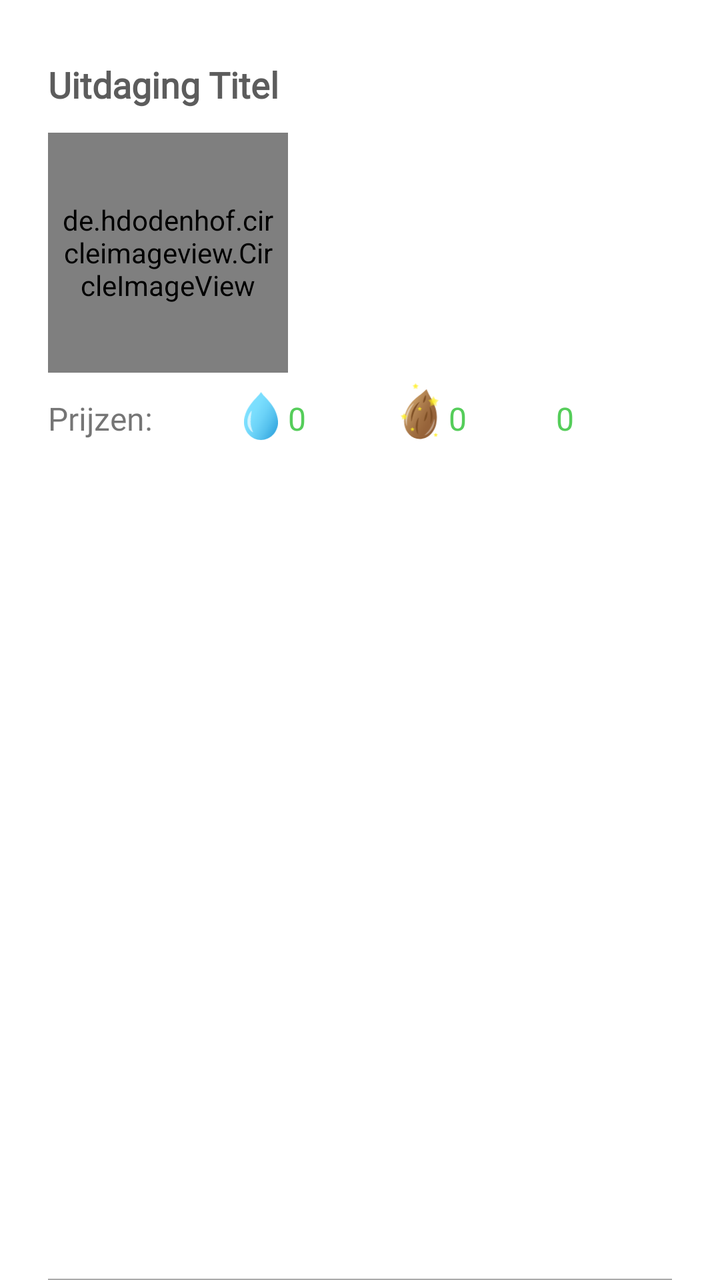
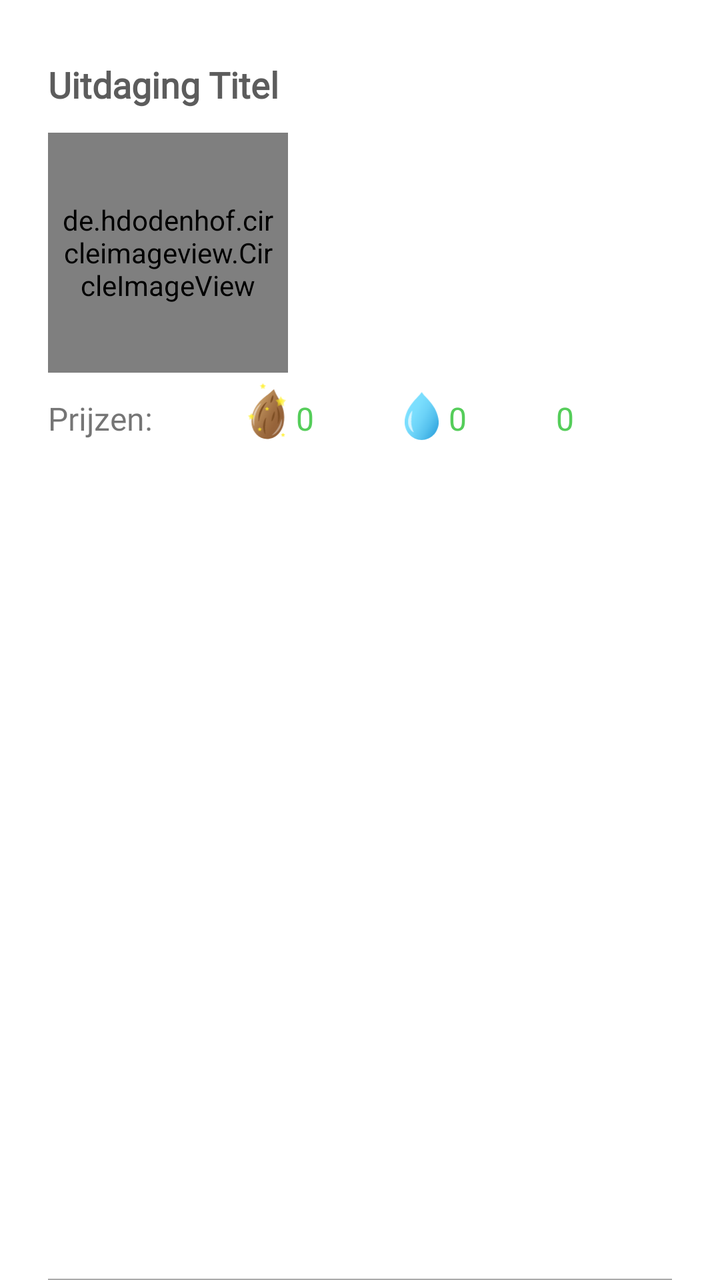

Screens rendered from an Android XML layout before and after an edit, with the pre-edit source and the edit as a unified diff.
<!-- AndroidManifest.xml: application theme Theme.Floro -->
<!-- res/layout/uitdagingen_row_image.xml -->
<?xml version="1.0" encoding="utf-8"?>
<androidx.constraintlayout.widget.ConstraintLayout xmlns:android="http://schemas.android.com/apk/res/android"
    xmlns:app="http://schemas.android.com/apk/res-auto"
    xmlns:tools="http://schemas.android.com/tools"
    android:layout_width="match_parent"
    android:layout_height="wrap_content">

    <FrameLayout
        android:id="@+id/frameLayout"
        android:layout_width="0dp"
        android:layout_height="wrap_content"
        android:paddingVertical="30dp"
        app:layout_constraintEnd_toStartOf="@+id/guideline2"
        app:layout_constraintStart_toStartOf="parent"
        app:layout_constraintTop_toTopOf="parent">

        <androidx.constraintlayout.widget.ConstraintLayout
            android:id="@+id/constraintLayout1"
            android:layout_width="match_parent"
            android:layout_height="wrap_content">


            <LinearLayout
                android:id="@+id/linearLayout"
                android:layout_width="wrap_content"
                android:layout_height="wrap_content"
                android:gravity="bottom"
                android:orientation="horizontal"
                app:layout_constraintBottom_toBottomOf="@+id/prijzenText"
                app:layout_constraintEnd_toStartOf="@+id/linearLayout2"
                app:layout_constraintHorizontal_bias="0.5"
                app:layout_constraintHorizontal_chainStyle="spread"
                app:layout_constraintStart_toEndOf="@+id/prijzenText">

                <ImageView
                    android:id="@+id/dropletImage"
                    android:layout_width="wrap_content"
                    android:layout_height="24dp"
                    android:paddingEnd="4dp"
                    app:srcCompat="@drawable/ic_droplet_small" />

                <TextView
                    android:id="@+id/prijs2Text"
                    android:layout_width="wrap_content"
                    android:layout_height="wrap_content"
                    android:fontFamily="@font/opensans_regular"
                    android:text="0"
                    android:textColor="@color/floro_bright_green"
                    android:textSize="16sp" />

            </LinearLayout>

            <LinearLayout
                android:id="@+id/linearLayout2"
                android:layout_width="wrap_content"
                android:layout_height="wrap_content"
                android:gravity="bottom"
                android:orientation="horizontal"
                app:layout_constraintBottom_toBottomOf="@+id/prijzenText"
                app:layout_constraintEnd_toStartOf="@+id/prijs3Text"
                app:layout_constraintHorizontal_bias="0.5"
                app:layout_constraintStart_toEndOf="@+id/linearLayout">

                <ImageView
                    android:id="@+id/seedImage"
                    android:layout_width="wrap_content"
                    android:layout_height="30dp"
                    android:paddingEnd="2dp"
                    app:srcCompat="@drawable/ic_seed_small" />

                <TextView
                    android:id="@+id/prijs1Text"
                    android:layout_width="wrap_content"
                    android:layout_height="wrap_content"
                    android:fontFamily="@font/opensans_regular"
                    android:text="0"
                    android:textColor="@color/floro_bright_green"
                    android:textSize="16sp" />

            </LinearLayout>

            <TextView
                android:id="@+id/prijs3Text"
                android:layout_width="wrap_content"
                android:layout_height="wrap_content"
                android:fontFamily="@font/opensans_regular"
                android:text="0"
                android:textColor="@color/floro_bright_green"
                android:textSize="16sp"
                app:layout_constraintBottom_toBottomOf="@+id/prijzenText"
                app:layout_constraintEnd_toEndOf="parent"
                app:layout_constraintHorizontal_bias="0.5"
                app:layout_constraintStart_toEndOf="@+id/linearLayout2" />

            <TextView
                android:id="@+id/uitdagingTitle"
                android:layout_width="wrap_content"
                android:layout_height="wrap_content"
                android:fontFamily="@font/opensans_bold"
                android:text="Uitdaging Titel"
                android:textColor="@color/dark_gray"
                android:textSize="18sp"
                android:textStyle="bold"
                app:layout_constraintStart_toStartOf="@+id/prijzenText"
                app:layout_constraintTop_toTopOf="parent" />

            <TextView
                android:id="@+id/prijzenText"
                android:layout_width="wrap_content"
                android:layout_height="wrap_content"
                android:layout_marginStart="24dp"
                android:layout_marginTop="12dp"
                android:fontFamily="@font/opensans_regular"
                android:text="Prijzen:"
                android:textSize="16sp"
                app:layout_constraintBottom_toBottomOf="parent"
                app:layout_constraintStart_toStartOf="parent"
                app:layout_constraintTop_toBottomOf="@+id/uitdagingImageView" />

            <de.hdodenhof.circleimageview.CircleImageView
                android:id="@+id/uitdagingImageView"
                android:layout_width="120dp"
                android:layout_height="120dp"
                android:layout_marginTop="12dp"
                android:padding="5dp"
                app:civ_border_color="@color/floro_bright_green"
                app:civ_border_width="1.5dp"
                app:layout_constraintStart_toStartOf="@+id/prijzenText"
                app:layout_constraintTop_toBottomOf="@+id/uitdagingTitle" />


        </androidx.constraintlayout.widget.ConstraintLayout>
    </FrameLayout>

    <View
        android:layout_width="match_parent"
        android:layout_height="0.5dp"
        android:layout_marginStart="24dp"
        android:layout_marginEnd="24dp"
        android:background="@android:color/darker_gray"
        app:layout_constraintBottom_toBottomOf="parent"
        app:layout_constraintEnd_toEndOf="parent"
        app:layout_constraintStart_toStartOf="parent" />

    <androidx.constraintlayout.widget.Guideline
        android:id="@+id/guideline2"
        android:layout_width="wrap_content"
        android:layout_height="wrap_content"
        android:orientation="vertical"
        app:layout_constraintGuide_percent="0.92" />

</androidx.constraintlayout.widget.ConstraintLayout>
<!-- resources referenced by this layout -->
<resources>
  <color name="dark_gray">#5c5c5c</color>
  <color name="floro_bright_green">#55cd5a</color>
  <!-- drawable ic_droplet_small (drawable) -->
  <vector xmlns:android="http://schemas.android.com/apk/res/android"
      xmlns:aapt="http://schemas.android.com/aapt"
      android:width="19dp"
      android:height="27dp"
      android:viewportWidth="19"
      android:viewportHeight="27">
    <group>
      <clip-path
          android:pathData="M0,0h19v27h-19z"/>
      <path
          android:pathData="M9.5111,27C14.7532,27 19.0221,22.603 19.0221,17.1526C19.0221,8.061 11.0151,2.9083 9.5111,-0.0229C8.007,2.9313 0,8.0839 0,17.1755C0,22.603 4.2468,27 9.5111,27Z">
        <aapt:attr name="android:fillColor">
          <gradient 
              android:startY="9.72744"
              android:startX="1.91015"
              android:endY="19.3895"
              android:endX="19.2371"
              android:type="linear">
            <item android:offset="0" android:color="#FF7DE0FF"/>
            <item android:offset="0.2312" android:color="#FF79DDFD"/>
            <item android:offset="0.473" android:color="#FF6CD3F8"/>
            <item android:offset="0.7199" android:color="#FF57C3EF"/>
            <item android:offset="0.9687" android:color="#FF3AACE3"/>
            <item android:offset="1" android:color="#FF36A9E1"/>
          </gradient>
        </aapt:attr>
      </path>
      <path
          android:pathData="M5.0651,22.763C4.0698,22.2363 3.2514,21.3203 2.6984,20.2898C2.1455,19.2363 1.8579,17.9997 1.8579,16.7859C1.8579,16.4882 1.88,16.1905 1.9022,15.8928C1.9464,15.5951 1.9685,15.3203 2.0349,15.0455C2.1233,14.4959 2.2782,13.9004 2.4772,13.3737C2.8754,12.2745 3.4505,11.2669 4.2688,10.4653C4.114,11.6104 3.9371,12.6638 3.8265,13.7172C3.8044,13.9692 3.7822,14.244 3.7601,14.4959L3.7159,15.2745C3.6938,15.5493 3.6716,15.8012 3.6716,16.0531C3.6495,16.305 3.6495,16.5569 3.6495,16.8088C3.6495,17.7936 3.7601,18.7554 4.0034,19.763C4.2246,20.7249 4.6006,21.7096 5.0651,22.763Z"
          android:strokeAlpha="0.69"
          android:fillColor="#ffffff"
          android:fillAlpha="0.69"/>
    </group>
  </vector>
  <!-- drawable ic_seed_small: vector/xml drawable (drawable, 9122 chars, omitted) -->
  <style name="Theme.Floro" parent="Theme.MaterialComponents.DayNight.NoActionBar">
          
          <item name="colorPrimary">@color/floro_bright_green</item>
          <item name="colorPrimaryVariant">@color/floro_dark_green</item>
          <item name="colorOnPrimary">@color/white</item>
          
          <item name="colorSecondary">@color/teal_200</item>
          <item name="colorSecondaryVariant">@color/teal_700</item>
          <item name="colorOnSecondary">@color/black</item>
          
          <item name="android:statusBarColor" tools:targetApi="l">@android:color/black</item>
          
      </style>
  <color name="floro_dark_green">#41a345</color>
  <color name="white">#FFFFFFFF</color>
  <color name="teal_200">#FF03DAC5</color>
  <color name="teal_700">#FF018786</color>
  <color name="black">#FF000000</color>
</resources>

<!-- the commit's change to res/layout/uitdagingen_row_image.xml (unified diff, before → after) -->
@@ -33,14 +33,14 @@
                 app:layout_constraintStart_toEndOf="@+id/prijzenText">
 
                 <ImageView
-                    android:id="@+id/dropletImage"
+                    android:id="@+id/seedImage"
                     android:layout_width="wrap_content"
-                    android:layout_height="24dp"
-                    android:paddingEnd="4dp"
-                    app:srcCompat="@drawable/ic_droplet_small" />
+                    android:layout_height="30dp"
+                    android:paddingEnd="2dp"
+                    app:srcCompat="@drawable/ic_seed_small" />
 
                 <TextView
-                    android:id="@+id/prijs2Text"
+                    android:id="@+id/prijs1Text"
                     android:layout_width="wrap_content"
                     android:layout_height="wrap_content"
                     android:fontFamily="@font/opensans_regular"
@@ -62,14 +62,14 @@
                 app:layout_constraintStart_toEndOf="@+id/linearLayout">
 
                 <ImageView
-                    android:id="@+id/seedImage"
+                    android:id="@+id/dropletImage"
                     android:layout_width="wrap_content"
-                    android:layout_height="30dp"
-                    android:paddingEnd="2dp"
-                    app:srcCompat="@drawable/ic_seed_small" />
+                    android:layout_height="24dp"
+                    android:paddingEnd="4dp"
+                    app:srcCompat="@drawable/ic_droplet_small" />
 
                 <TextView
-                    android:id="@+id/prijs1Text"
+                    android:id="@+id/prijs2Text"
                     android:layout_width="wrap_content"
                     android:layout_height="wrap_content"
                     android:fontFamily="@font/opensans_regular"
